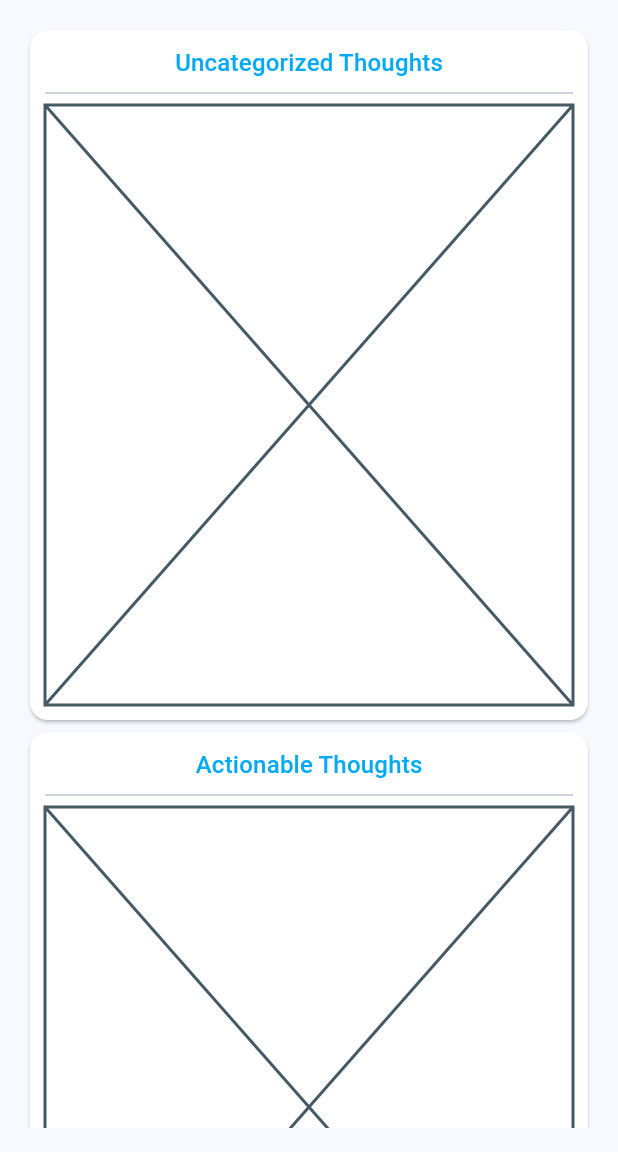
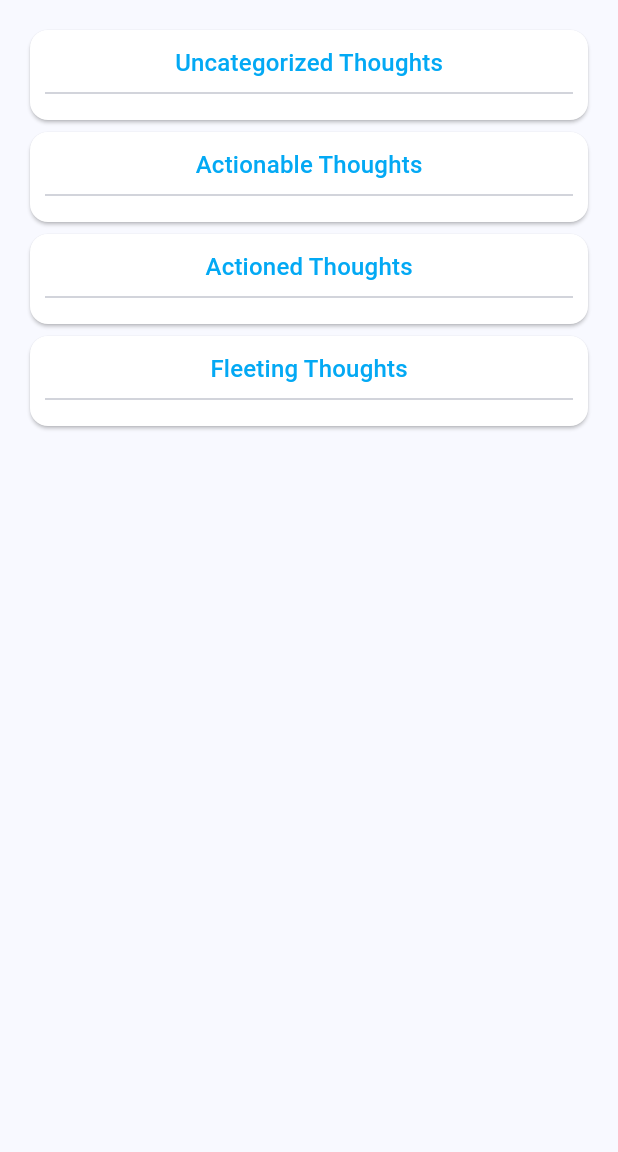
Before and after one commit to VanillaDevelop/cockpit, a Flutter app: the screen it shows once a user with an empty profile is signed in, after a tap on the "list alt" icon, on a phone screen of 412 x 824 dp, the part 84-1236 px from its top. Run offline on Flutter 3.47's test engine with Material 3 defaults, Android fonts, the light colour scheme and no system bars; our stand-ins replace another_flushbar, cloud_firestore, firebase_auth, firebase_core, flutter_dotenv; missing offline and left inert: firebase_ui_auth, firebase_ui_oauth_google; accounts and stored records are empty; statements that could not run were skipped.

Commit message:
Some draggable implementation, kind of a mess but it works

```diff
--- /dev/null
+++ b/lib/features/stream_of_consciousness/thought_container.dart
@@ -0,0 +1,34 @@
+import 'package:cockpit/features/stream_of_consciousness/thought_card.dart';
+import 'package:cockpit/models/thought.dart';
+import 'package:flutter/material.dart';
+
+//Stateless widget that displays a list of thoughts in a container and allows for a callback when a thought is dropped
+class ThoughtContainer extends StatelessWidget {
+  final List<Thought> thoughts;
+  final ThoughtType thoughtType;
+  final Function(Thought thought) onThoughtDropped;
+
+  const ThoughtContainer({
+    super.key,
+    required this.thoughts,
+    required this.thoughtType,
+    required this.onThoughtDropped,
+  });
+
+  @override
+  Widget build(BuildContext context) {
+    return DragTarget<Thought>(
+      onAcceptWithDetails: (details) {
+        onThoughtDropped(details.data);
+      },
+      builder: (context, candidateData, rejectedData) {
+        return ListView.builder(
+          shrinkWrap: true,
+          itemCount: thoughts.length,
+          itemBuilder: (context, index) =>
+              ThoughtCard(thought: thoughts[index], draggable: true),
+        );
+      },
+    );
+  }
+}
--- a/lib/features/stream_of_consciousness/thought_history.dart
+++ b/lib/features/stream_of_consciousness/thought_history.dart
@@ -2,6 +2,8 @@ import 'package:cockpit/models/thought.dart';
 import 'package:flutter/material.dart';
 import 'package:cockpit/features/stream_of_consciousness/thought_card.dart';
 
+// This component is used to display the last 3 thoughts overall, and to take in new input with an animation
+// For the component to re-order thoughts, see thought_container.dart
 class ThoughtHistory extends StatefulWidget {
   const ThoughtHistory({
     super.key,
--- a/lib/pages/consciousness.dart
+++ b/lib/pages/consciousness.dart
@@ -1,35 +1,80 @@
 import 'package:cockpit/components/app_scaffold.dart';
 import 'package:cockpit/components/feature_card.dart';
 import 'package:cockpit/components/responsive_grid.dart';
+import 'package:cockpit/features/stream_of_consciousness/thought_container.dart';
+import 'package:cockpit/models/thought.dart';
+import 'package:cockpit/utils/firestore.dart';
 import 'package:flutter/material.dart';
 
-class ConsciousnessPage extends StatelessWidget {
+class ConsciousnessPage extends StatefulWidget {
   const ConsciousnessPage({super.key});
 
   @override
+  State<ConsciousnessPage> createState() => _ConsciousnessPageState();
+}
+
+class _ConsciousnessPageState extends State<ConsciousnessPage> {
+  List<Thought> _uncategorizedThoughts = [];
+  List<Thought> _actionableThoughts = [];
+  List<Thought> _actionedThoughts = [];
+  List<Thought> _fleetingThoughts = [];
+
+  @override
+  void initState() {
+    super.initState();
+    //We eagerly load up to 10 uncategorized thoughts and actionable thoughts
+    getThoughts(limit: 10, type: ThoughtType.uncategorized).then((thoughts) {
+      setState(() {
+        _uncategorizedThoughts = thoughts;
+      });
+    });
+    getThoughts(limit: 10, type: ThoughtType.actionable).then((thoughts) {
+      setState(() {
+        _actionableThoughts = thoughts;
+      });
+    });
+  }
+
+  @override
   Widget build(BuildContext context) {
-    return const AppScaffold(
+    return AppScaffold(
       body: ResponsiveGrid(
         desktopColumns: 4,
         children: [
           FeatureCard(
-            title: 'Uncategorized Thoughts',
-            child: Placeholder(),
+              title: 'Uncategorized Thoughts',
+              child: ThoughtContainer(
+                  thoughts: _uncategorizedThoughts,
+                  thoughtType: ThoughtType.uncategorized,
+                  onThoughtDropped: onThoughtDropped)),
+          FeatureCard(
+              title: 'Actionable Thoughts',
+              child: ThoughtContainer(
+                  thoughts: _actionableThoughts,
+                  thoughtType: ThoughtType.actionable,
+                  onThoughtDropped: onThoughtDropped)),
+          FeatureCard(
+            title: 'Actioned Thoughts',
+            child: ThoughtContainer(
+              thoughts: _actionedThoughts,
+              thoughtType: ThoughtType.actioned,
+              onThoughtDropped: onThoughtDropped,
+            ),
           ),
           FeatureCard(
-            title: 'Actionable Thoughts',
-            child: Placeholder(),
-          ),
-          FeatureCard(
-            title: 'Actioned Thoughts',
-            child: Placeholder(),
-          ),
-          FeatureCard(
-            title: 'Passing Thoughts',
-            child: Placeholder(),
+            title: 'Fleeting Thoughts',
+            child: ThoughtContainer(
+              thoughts: _fleetingThoughts,
+              thoughtType: ThoughtType.fleeting,
+              onThoughtDropped: onThoughtDropped,
+            ),
           ),
         ],
       ),
     );
   }
+
+  void onThoughtDropped(Thought thought) {
+    //TODO
+  }
 }
--- a/lib/utils/firestore.dart
+++ b/lib/utils/firestore.dart
@@ -27,7 +27,6 @@ Future<List<Thought>> getThoughts(
   }
 
   final thoughts = await query.get();
-
   return thoughts.docs.map((doc) => Thought.fromJson(doc.data())).toList();
 }
 
```
Also changed, not shown: lib/features/stream_of_consciousness/thought_card.dart (+30 -1 lines).
